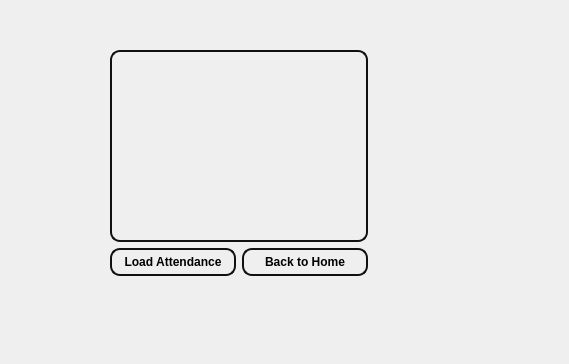
suvam452/Mulyankan, file attendance.ui: the form before one commit.
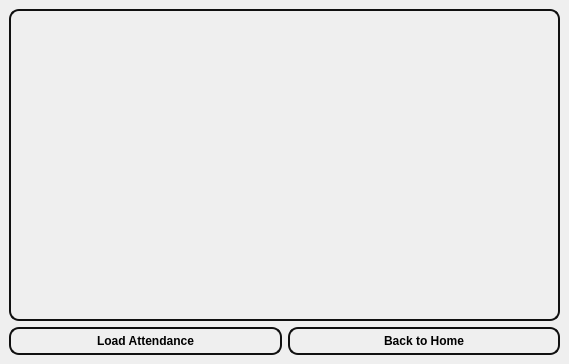
The form after the commit.

Diff of the .ui file:
```diff
--- a/attendance.ui
+++ b/attendance.ui
@@ -14,15 +14,8 @@
    <string>MainWindow</string>
   </property>
   <widget class="QWidget" name="centralwidget">
-   <widget class="QWidget" name="layoutWidget">
-    <property name="geometry">
-     <rect>
-      <x>110</x>
-      <y>50</y>
-      <width>258</width>
-      <height>226</height>
-     </rect>
-    </property>
+   <layout class="QVBoxLayout" name="verticalLayout">
+    <item>
     <layout class="QVBoxLayout" name="verticalLayout_2">
      <item>
       <widget class="QTableView" name="tableView_attendance">
@@ -120,7 +113,8 @@
       </layout>
      </item>
     </layout>
-   </widget>
+    </item>
+   </layout>
   </widget>
  </widget>
  <resources/>
```
Lines whose indentation alone changed are shown as unchanged.
